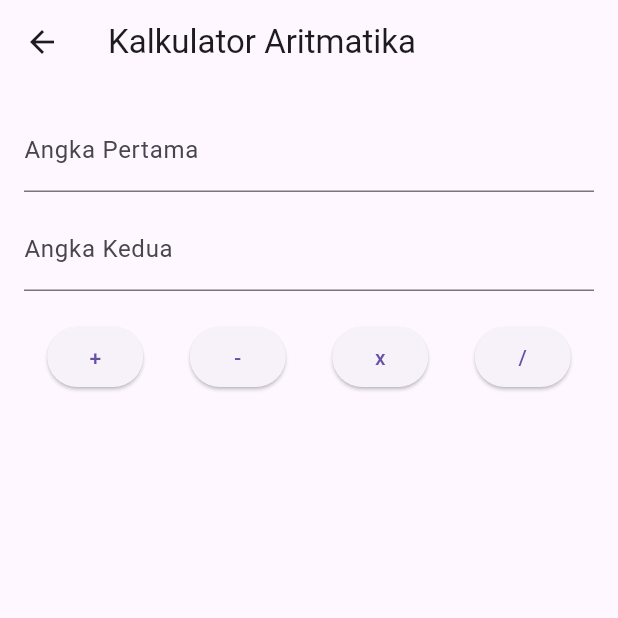
After one commit to sortascary/learning_flutter_hooks, a Flutter app: the screen it shows after launch, after a tap on "Arirmatika", on a phone screen of 412 x 824 dp, the top half of it. The commit adds this screen. Run offline on Flutter 3.47's test engine with Material 3 defaults, Android fonts, the phone set to English and light mode, and no system bars; our stand-ins replace flutter_hooks.

Commit message:
Aritmatika

```diff
--- /dev/null
+++ b/lib/widget/Aritmatika.dart
@@ -0,0 +1,92 @@
+import 'package:flutter/material.dart';
+import 'package:flutter_hooks/flutter_hooks.dart';
+
+class Arithmetic extends HookWidget {
+  @override
+  Widget build(BuildContext context) {
+    final number1Controller = useTextEditingController();
+    final number2Controller = useTextEditingController();
+
+    final result = useState<double?>(null);
+
+    return Scaffold(
+      appBar: AppBar(
+        title: Text('Kalkulator Aritmatika'),
+      ),
+      body: Padding(
+        padding: const EdgeInsets.all(16.0),
+        child: Column(
+          children: <Widget>[
+            TextField(
+              controller: number1Controller,
+              keyboardType: TextInputType.number,
+              decoration: InputDecoration(
+                labelText: 'Angka Pertama',
+              ),
+            ),
+            SizedBox(height: 10),
+            TextField(
+              controller: number2Controller,
+              keyboardType: TextInputType.number,
+              decoration: InputDecoration(
+                labelText: 'Angka Kedua',
+              ),
+            ),
+            SizedBox(height: 20),
+            Row(
+              mainAxisAlignment: MainAxisAlignment.spaceAround,
+              children: <Widget>[
+                ElevatedButton(
+                  onPressed: () {
+                    final num1 = double.tryParse(number1Controller.text);
+                    final num2 = double.tryParse(number2Controller.text);
+                    if (num1 != null && num2 != null) {
+                      result.value = num1 + num2;
+                    }
+                  },
+                  child: Text('+'),
+                ),
+                ElevatedButton(
+                  onPressed: () {
+                    final num1 = double.tryParse(number1Controller.text);
+                    final num2 = double.tryParse(number2Controller.text);
+                    if (num1 != null && num2 != null) {
+                      result.value = num1 - num2;
+                    }
+                  },
+                  child: Text('-'),
+                ),
+                ElevatedButton(
+                  onPressed: () {
+                    final num1 = double.tryParse(number1Controller.text);
+                    final num2 = double.tryParse(number2Controller.text);
+                    if (num1 != null && num2 != null) {
+                      result.value = num1 * num2;
+                    }
+                  },
+                  child: Text('x'),
+                ),
+                ElevatedButton(
+                  onPressed: () {
+                    final num1 = double.tryParse(number1Controller.text);
+                    final num2 = double.tryParse(number2Controller.text);
+                    if (num1 != null && num2 != null && num2 != 0) {
+                      result.value = num1 / num2; // <- Update state
+                    }
+                  },
+                  child: Text('/'),
+                ),
+              ],
+            ),
+            SizedBox(height: 20),
+            if (result.value != null)
+              Text(
+                'Hasil: ${result.value}',
+                style: TextStyle(fontSize: 24),
+              ),
+          ],
+        ),
+      ),
+    );
+  }
+}
--- a/lib/widget/between.dart
+++ b/lib/widget/between.dart
@@ -1,5 +1,8 @@
 import 'package:flutter/material.dart';
 import 'package:flutter_hooks/flutter_hooks.dart';
+import 'package:learning_flutter_hooks/widget/Aritmatika.dart';
+import 'package:learning_flutter_hooks/widget/BMI.dart';
+import 'package:learning_flutter_hooks/widget/Cardlistview.dart';
 
 class Between extends HookWidget {
   const Between({super.key});
@@ -13,22 +16,36 @@ class Between extends HookWidget {
             Container(
               margin: EdgeInsets.all(10),
               child: ElevatedButton(
-                onPressed: () {
-                Navigator.pushNamed(context, '/BMI');
-              },
-              child: Text('BMI')
-                        ),
+                  onPressed: () {
+                    Navigator.push(
+                      context,
+                      MaterialPageRoute(builder: (context) => BMICalculator()),
+                    );
+                  },
+                  child: Text('BMI')),
             ),
-
+            Container(
+              margin: EdgeInsets.all(10),
+              child: ElevatedButton(
+                  onPressed: () {
+                    Navigator.push(
+                      context,
+                      MaterialPageRoute(builder: (context) => CardListView()),
+                    );
+                  },
+                  child: Text('Bangun datar')),
+            ),
 
             Container(
               margin: EdgeInsets.all(10),
               child: ElevatedButton(
-                onPressed: () {
-                  Navigator.pushNamed(context, '/datar');
-                },
-              child: Text('Bangun datar')
-                        ),
+                  onPressed: () {
+                    Navigator.push(
+                      context,
+                      MaterialPageRoute(builder: (context) => Arithmetic()),
+                    );
+                  },
+                  child: Text('Arirmatika')),
             ),
           ],
         ),
```
Also changed, not shown: lib/main.dart (+1 -8 lines).
